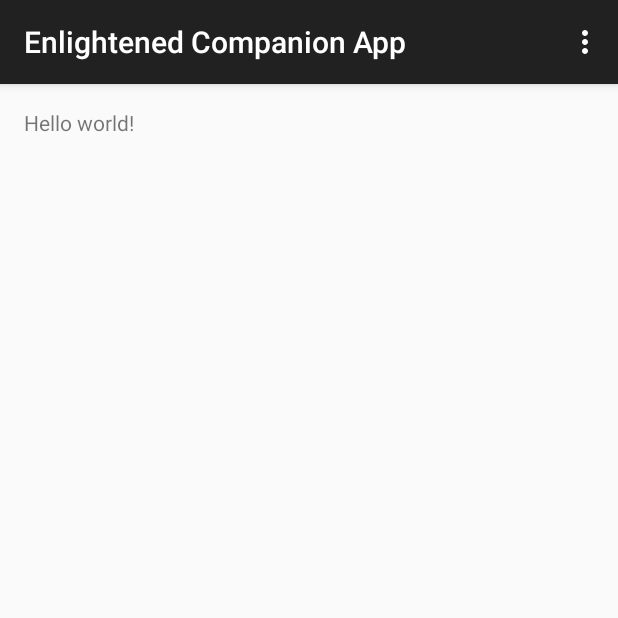
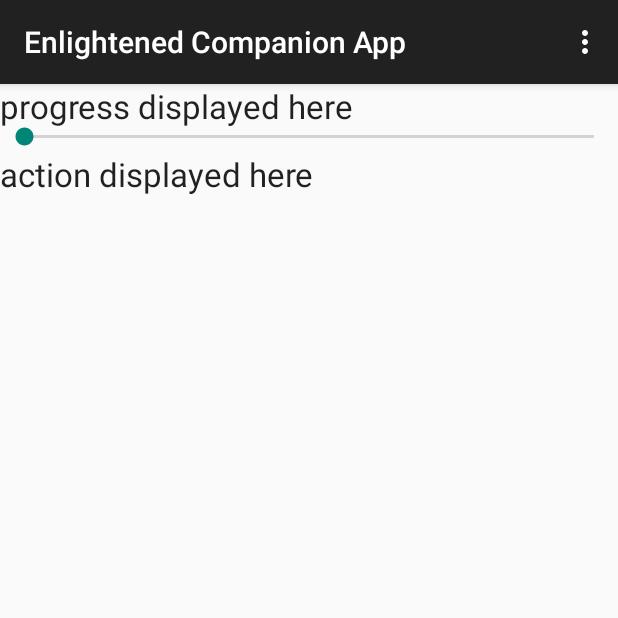
Before and after one commit to nvaughan/NVaughan_EnlightenedCaptone, an Android app: the screen it shows after launch (MainActivity), on a phone screen of 412 x 824 dp, the top half of it. Run offline under Robolectric (Android 15) with nearby library versions, the light colour scheme and no system bars.

Commit message:
Mobile App
Learning of Seek Bars and Activities.

```diff
--- a/Code/EnlightenedCompanionAppProject/EnlightenedCompanionApp/src/main/AndroidManifest.xml
+++ b/Code/EnlightenedCompanionAppProject/EnlightenedCompanionApp/src/main/AndroidManifest.xml
@@ -10,6 +10,7 @@
 
     <application
         android:allowBackup="true"
+        android:debuggable="true"
         android:icon="@drawable/ic_launcher"
         android:label="@string/app_name"
         android:theme="@style/AppTheme" >
--- a/Code/EnlightenedCompanionAppProject/EnlightenedCompanionApp/src/main/res/layout/fragment_main.xml
+++ b/Code/EnlightenedCompanionAppProject/EnlightenedCompanionApp/src/main/res/layout/fragment_main.xml
@@ -1,16 +1,37 @@
-<RelativeLayout xmlns:android="http://schemas.android.com/apk/res/android"
-    xmlns:tools="http://schemas.android.com/tools"
-    android:layout_width="match_parent"
-    android:layout_height="match_parent"
-    android:paddingLeft="@dimen/activity_horizontal_margin"
-    android:paddingRight="@dimen/activity_horizontal_margin"
-    android:paddingTop="@dimen/activity_vertical_margin"
-    android:paddingBottom="@dimen/activity_vertical_margin"
-    tools:context=".MainActivity$PlaceholderFragment">
+<?xml version="1.0" encoding="utf-8"?>
+<RelativeLayout
+    android:id="@+id/relativeLayout1"
+    android:layout_width="fill_parent"
+    android:layout_height="fill_parent"
+    xmlns:android="http://schemas.android.com/apk/res/android">
 
     <TextView
-        android:text="@string/hello_world"
+        android:text="progress displayed here"
+        android:textAppearance="?android:attr/textAppearanceLarge"
+        android:id="@+id/textViewProgress"
+        android:layout_height="wrap_content"
         android:layout_width="wrap_content"
-        android:layout_height="wrap_content" />
+        android:layout_alignParentTop="true"
+        android:layout_alignParentLeft="true"></TextView>
+
+    <TextView
+        android:text="action displayed here"
+        android:textAppearance="?android:attr/textAppearanceLarge"
+        android:id="@+id/textViewAction"
+        android:layout_height="wrap_content"
+        android:layout_width="wrap_content"
+        android:layout_below="@+id/textViewProgress"
+        android:layout_alignParentLeft="true"
+        android:layout_marginTop="16dp"></TextView>
+
+    <SeekBar
+        android:id="@+id/seekBar1"
+        android:max="100"
+
+        android:layout_width="match_parent"
+        android:layout_height="wrap_content"
+        android:layout_below="@+id/textView1"
+        android:layout_alignParentLeft="true"
+        android:layout_marginTop="26dp"></SeekBar>
 
 </RelativeLayout>
```
Also changed, not shown: Code/EnlightenedCompanionAppProject/EnlightenedCompanionApp/src/main/java/cap/nvaughan/enlightenedcompanionapp/HelloWorldAcivity.java (added, +59 -0 lines), Code/EnlightenedCompanionAppProject/EnlightenedCompanionApp/src/main/java/cap/nvaughan/enlightenedcompanionapp/SeekBarActivity.java (added, +53 -0 lines), 2 other files.
